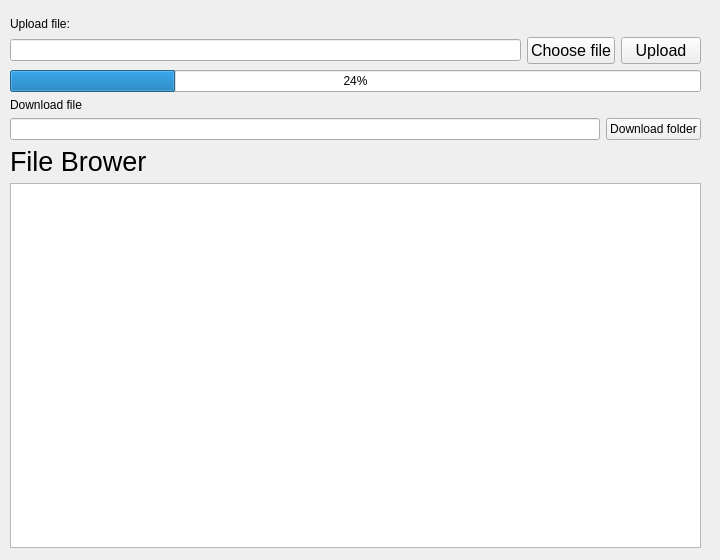
manhtd98/Qt-ftp-app, file fileview.ui: the form before one commit.
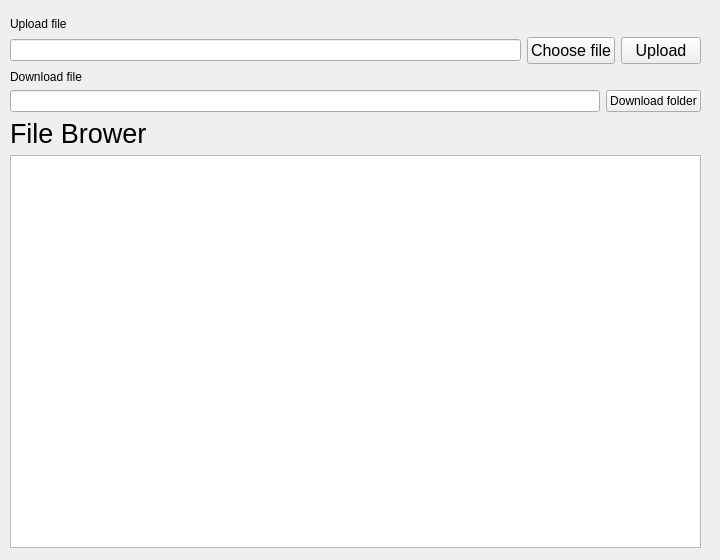
The form after the commit.

Commit message: remove unused components(progress bar)

What changed in the file:
```diff
--- a/fileview.ui
+++ b/fileview.ui
@@ -39,7 +39,7 @@
     <item>
      <widget class="QLabel" name="label_2">
       <property name="text">
-       <string>Upload file:</string>
+       <string>Upload file</string>
       </property>
      </widget>
     </item>
@@ -74,13 +74,6 @@
       </item>
      </layout>
     </item>
-    <item>
-     <widget class="QProgressBar" name="progressBar">
-      <property name="value">
-       <number>24</number>
-      </property>
-     </widget>
-    </item>
     <item>
      <widget class="QLabel" name="label_3">
       <property name="text">
```
The commit also changes 15 other files.
